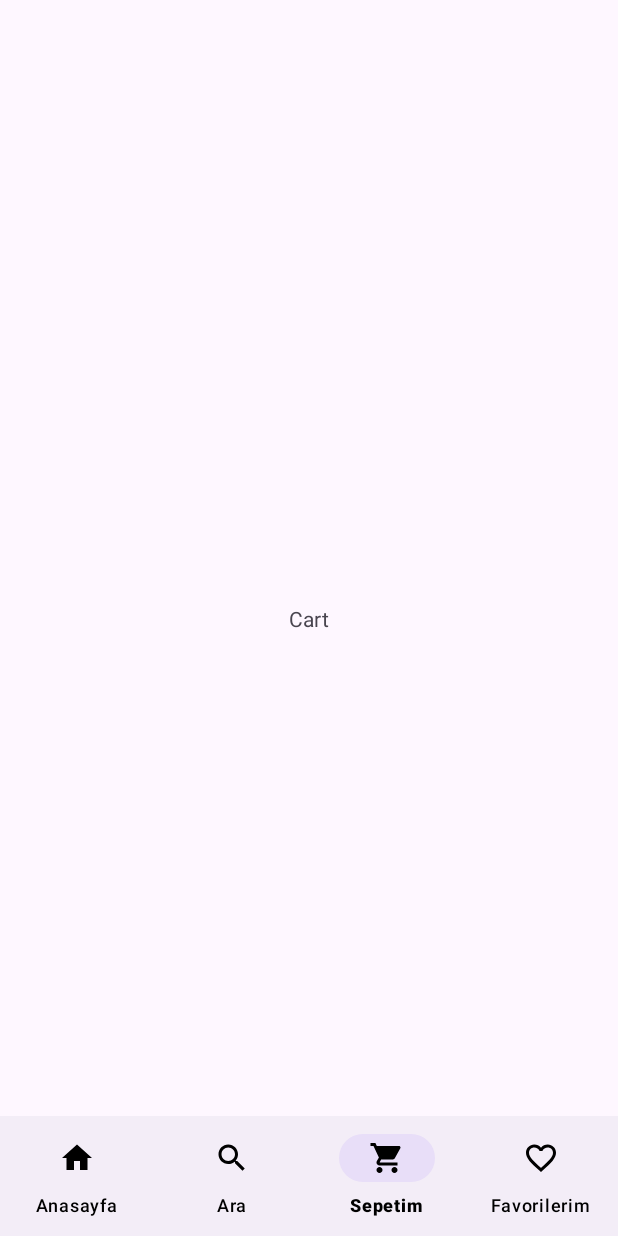
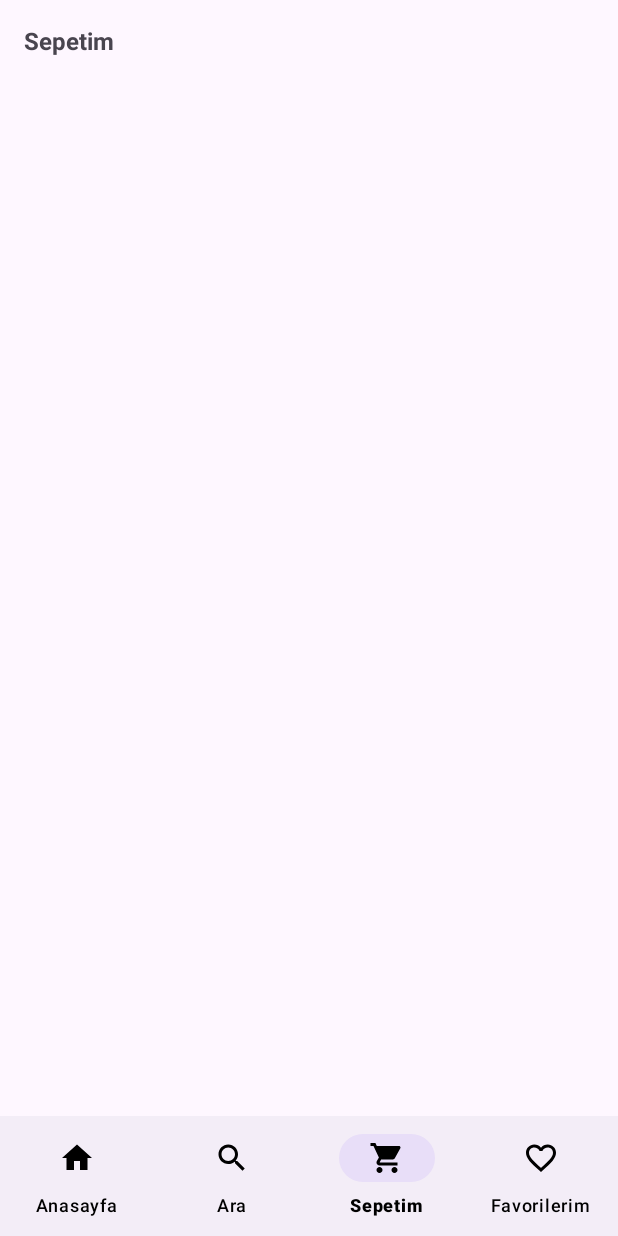
Before and after one commit to kvseralcn/ecommerceApp, an Android app: the HomeFragment screen opened directly, with no data from a screen before it, item 3 of the bottom bar chosen, on a phone screen of 412 x 824 dp. Run offline under Robolectric (Android 15) with nearby library versions, the phone set to English and light mode, and no system bars; our stand-ins replace Dagger/Hilt's generated code, Firebase (no records; nobody signed in at launch, a user with empty details on screens opened directly), navigation-ui; 3 statements that could not run were skipped.

Commit message:
add remove product from cart feature

```diff
--- a/app/src/main/java/com/pixelark/capstoneproject/core/repository/StoreRepository.kt
+++ b/app/src/main/java/com/pixelark/capstoneproject/core/repository/StoreRepository.kt
@@ -4,6 +4,7 @@ import com.pixelark.capstoneproject.core.data.AddToCartRequest
 import com.pixelark.capstoneproject.core.data.AddToCartResponse
 import com.pixelark.capstoneproject.core.data.DeleteFromCartRequest
 import com.pixelark.capstoneproject.core.data.DeleteFromCartResponse
+import com.pixelark.capstoneproject.core.data.GetCartProductsResponse
 import com.pixelark.capstoneproject.core.data.ProductDetailResponse
 import com.pixelark.capstoneproject.core.data.SaleProductsResponse
 import kotlinx.coroutines.flow.Flow
@@ -13,4 +14,5 @@ interface StoreRepository {
     fun getProductDetail(id: Int): Flow<ProductDetailResponse>
     fun getAddToCart(request: AddToCartRequest): Flow<AddToCartResponse>
     fun getDeleteFromCart(request: DeleteFromCartRequest): Flow<DeleteFromCartResponse>
+    fun getCartProducts(userId: String): Flow<GetCartProductsResponse>
 }
--- a/app/src/main/java/com/pixelark/capstoneproject/core/repository/StoreRepositoryImpl.kt
+++ b/app/src/main/java/com/pixelark/capstoneproject/core/repository/StoreRepositoryImpl.kt
@@ -4,6 +4,7 @@ import com.pixelark.capstoneproject.core.data.AddToCartRequest
 import com.pixelark.capstoneproject.core.data.AddToCartResponse
 import com.pixelark.capstoneproject.core.data.DeleteFromCartRequest
 import com.pixelark.capstoneproject.core.data.DeleteFromCartResponse
+import com.pixelark.capstoneproject.core.data.GetCartProductsResponse
 import com.pixelark.capstoneproject.core.data.ProductDetailResponse
 import com.pixelark.capstoneproject.core.data.SaleProductsResponse
 import com.pixelark.capstoneproject.core.service.StoreApi
@@ -31,4 +32,8 @@ class StoreRepositoryImpl @Inject constructor(
     override fun getDeleteFromCart(request: DeleteFromCartRequest): Flow<DeleteFromCartResponse> =
         contentAPI.getDeleteFromCart(request)
             .flowOn(Dispatchers.IO)
+
+    override fun getCartProducts(userId: String): Flow<GetCartProductsResponse> =
+        contentAPI.getCartProducts(userId)
+            .flowOn(Dispatchers.IO)
 }
--- a/app/src/main/java/com/pixelark/capstoneproject/core/service/RetrofitStoreApi.kt
+++ b/app/src/main/java/com/pixelark/capstoneproject/core/service/RetrofitStoreApi.kt
@@ -4,6 +4,7 @@ import com.pixelark.capstoneproject.core.data.AddToCartRequest
 import com.pixelark.capstoneproject.core.data.AddToCartResponse
 import com.pixelark.capstoneproject.core.data.DeleteFromCartRequest
 import com.pixelark.capstoneproject.core.data.DeleteFromCartResponse
+import com.pixelark.capstoneproject.core.data.GetCartProductsResponse
 import com.pixelark.capstoneproject.core.data.ProductDetailResponse
 import com.pixelark.capstoneproject.core.data.SaleProductsResponse
 import retrofit2.http.Body
@@ -29,6 +30,12 @@ interface RetrofitStoreApi {
         @Body request: AddToCartRequest
     ): AddToCartResponse
 
+    @GET("get_cart_products.php")
+    suspend fun getCartProducts(
+        @Header("store") str: String = "ktechstore",
+        @Query("userId") userId: String
+    ): GetCartProductsResponse
+
     @POST("delete_from_cart.php")
     suspend fun getDeleteFromCart(
         @Header("store") str: String = "ktechstore",
--- a/app/src/main/java/com/pixelark/capstoneproject/core/service/StoreApi.kt
+++ b/app/src/main/java/com/pixelark/capstoneproject/core/service/StoreApi.kt
@@ -4,6 +4,7 @@ import com.pixelark.capstoneproject.core.data.AddToCartRequest
 import com.pixelark.capstoneproject.core.data.AddToCartResponse
 import com.pixelark.capstoneproject.core.data.DeleteFromCartRequest
 import com.pixelark.capstoneproject.core.data.DeleteFromCartResponse
+import com.pixelark.capstoneproject.core.data.GetCartProductsResponse
 import com.pixelark.capstoneproject.core.data.ProductDetailResponse
 import com.pixelark.capstoneproject.core.data.SaleProductsResponse
 import kotlinx.coroutines.flow.Flow
@@ -13,4 +14,5 @@ interface StoreApi {
     fun getProductDetail(id: Int): Flow<ProductDetailResponse>
     fun getAddToCart(request: AddToCartRequest): Flow<AddToCartResponse>
     fun getDeleteFromCart(request: DeleteFromCartRequest): Flow<DeleteFromCartResponse>
+    fun getCartProducts(userId: String): Flow<GetCartProductsResponse>
 }
--- a/app/src/main/java/com/pixelark/capstoneproject/core/service/StoreApiImpl.kt
+++ b/app/src/main/java/com/pixelark/capstoneproject/core/service/StoreApiImpl.kt
@@ -4,6 +4,7 @@ import com.pixelark.capstoneproject.core.data.AddToCartRequest
 import com.pixelark.capstoneproject.core.data.AddToCartResponse
 import com.pixelark.capstoneproject.core.data.DeleteFromCartRequest
 import com.pixelark.capstoneproject.core.data.DeleteFromCartResponse
+import com.pixelark.capstoneproject.core.data.GetCartProductsResponse
 import com.pixelark.capstoneproject.core.data.ProductDetailResponse
 import com.pixelark.capstoneproject.core.data.SaleProductsResponse
 import kotlinx.coroutines.flow.Flow
@@ -31,4 +32,9 @@ class StoreApiImpl @Inject constructor(
         flow {
             emit(retrofitContentApi.getDeleteFromCart(request = request))
         }
+
+    override fun getCartProducts(userId: String): Flow<GetCartProductsResponse> =
+        flow {
+            emit(retrofitContentApi.getCartProducts(userId = userId))
+        }
 }
--- a/app/src/main/java/com/pixelark/capstoneproject/ui/cart/domain/CartViewModel.kt
+++ b/app/src/main/java/com/pixelark/capstoneproject/ui/cart/domain/CartViewModel.kt
@@ -1,10 +1,59 @@
 package com.pixelark.capstoneproject.ui.cart.domain
 
+import android.util.Log
+import androidx.lifecycle.LiveData
+import androidx.lifecycle.MutableLiveData
+import androidx.lifecycle.viewModelScope
 import com.pixelark.capstoneproject.core.BaseViewModel
+import com.pixelark.capstoneproject.core.data.DeleteFromCartRequest
+import com.pixelark.capstoneproject.core.data.DeleteFromCartResponse
+import com.pixelark.capstoneproject.core.data.GetCartProductsResponse
+import com.pixelark.capstoneproject.core.repository.StoreRepository
 import dagger.hilt.android.lifecycle.HiltViewModel
+import kotlinx.coroutines.flow.catch
+import kotlinx.coroutines.launch
 import javax.inject.Inject
 
 @HiltViewModel
-class CartViewModel @Inject constructor() :
+class CartViewModel @Inject constructor(private val storeRepository: StoreRepository) :
     BaseViewModel() {
+
+    companion object {
+        const val TAG = "CartViewModel"
+    }
+
+    private val _cartData = MutableLiveData<DeleteFromCartResponse>()
+    val cartData: LiveData<DeleteFromCartResponse>
+        get() = _cartData
+
+    private val _cartProductsData = MutableLiveData<GetCartProductsResponse>()
+    val cartProductsData: LiveData<GetCartProductsResponse>
+        get() = _cartProductsData
+
+    fun deleteProducts(request: DeleteFromCartRequest) {
+        viewModelScope.launch {
+            storeRepository.getDeleteFromCart(request)
+                .catch {
+                    Log.e(TAG, it.toString())
+                }
+                .collect { cartProducts ->
+                    Log.d(TAG, cartProducts.toString())
+                    _cartData.postValue(cartProducts)
+                }
+        }
+    }
+
+    fun getCartProducts(userId: String) {
+        viewModelScope.launch {
+            storeRepository.getCartProducts(userId)
+                .catch {
+                    Log.e(TAG, it.toString())
+                }
+                .collect { cartProducts ->
+                    Log.d(TAG, cartProducts.toString())
+                    _cartProductsData.postValue(cartProducts)
+                }
+        }
+    }
+
 }
--- a/app/src/main/res/layout/fragment_cart.xml
+++ b/app/src/main/res/layout/fragment_cart.xml
@@ -1,15 +1,30 @@
 <?xml version="1.0" encoding="utf-8"?>
 <androidx.constraintlayout.widget.ConstraintLayout xmlns:android="http://schemas.android.com/apk/res/android"
+    xmlns:app="http://schemas.android.com/apk/res-auto"
     android:layout_width="match_parent"
-    android:layout_height="match_parent"
-    xmlns:app="http://schemas.android.com/apk/res-auto">
+    android:layout_height="match_parent">
 
     <TextView
+        android:id="@+id/fragmentCart_tvTitleCart"
         android:layout_width="wrap_content"
         android:layout_height="wrap_content"
-        android:text="Cart"
-        app:layout_constraintBottom_toBottomOf="parent"
-        app:layout_constraintEnd_toEndOf="parent"
+        android:layout_marginStart="16dp"
+        android:layout_marginTop="16dp"
+        android:text="Sepetim"
+        android:textSize="16dp"
+        android:textStyle="bold"
         app:layout_constraintStart_toStartOf="parent"
         app:layout_constraintTop_toTopOf="parent" />
+
+    <androidx.recyclerview.widget.RecyclerView
+        android:id="@+id/fragmentCart_rvCartRecyclerView"
+        android:layout_width="match_parent"
+        android:layout_height="0dp"
+        android:layout_marginTop="16dp"
+        android:clipChildren="false"
+        android:clipToPadding="false"
+        android:paddingEnd="16dp"
+        app:layout_constraintStart_toStartOf="parent"
+        app:layout_constraintEnd_toEndOf="parent"
+        app:layout_constraintTop_toBottomOf="@+id/fragmentCart_tvTitleCart" />
 </androidx.constraintlayout.widget.ConstraintLayout>
--- a/app/src/main/res/navigation/navigation.xml
+++ b/app/src/main/res/navigation/navigation.xml
@@ -32,7 +32,11 @@
     <fragment
         android:id="@+id/cartFragment"
         android:name="com.pixelark.capstoneproject.ui.cart.presentation.CartFragment"
-        android:label="CartFragment" />
+        android:label="CartFragment">
+        <argument
+            android:name="data"
+            app:argType="integer" />
+    </fragment>
     <fragment
         android:id="@+id/favoriteFragment"
         android:name="com.pixelark.capstoneproject.ui.favorite.presentation.FavoriteFragment"
```
Also changed, not shown: app/src/main/java/com/pixelark/capstoneproject/adapter/CartAdapter.kt (added, +66 -0 lines), app/src/main/java/com/pixelark/capstoneproject/core/data/GetCartProductsResponse.kt (added, +11 -0 lines), app/src/main/java/com/pixelark/capstoneproject/ui/cart/presentation/CartFragment.kt (+46 -0 lines), app/src/main/res/layout/cart_product_item.xml (added, +107 -0 lines).
